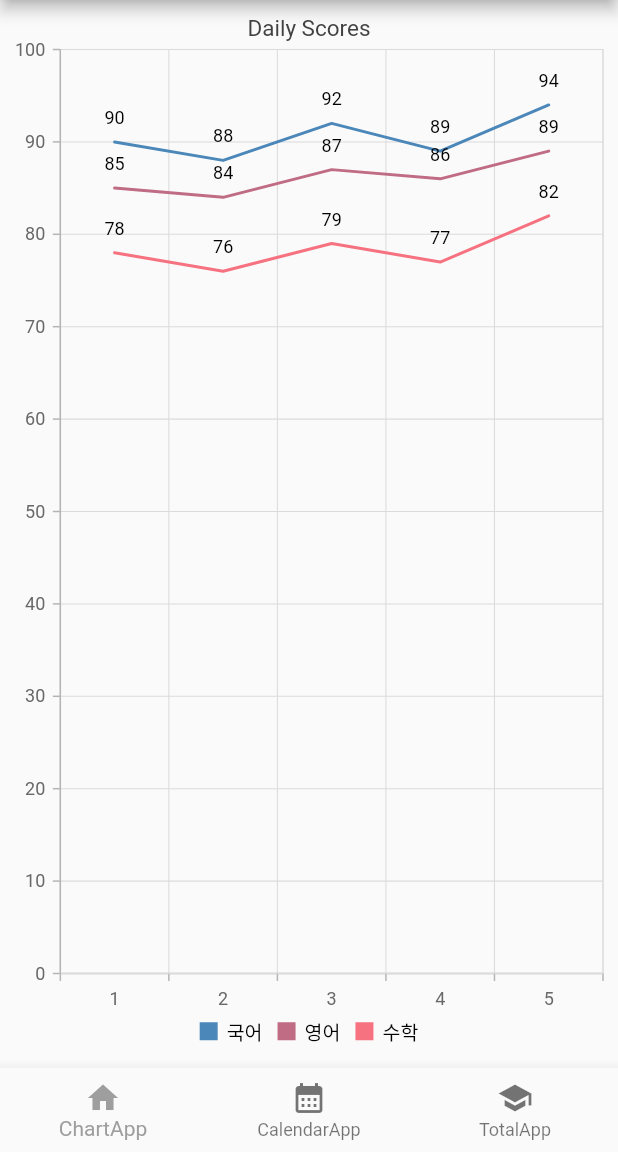
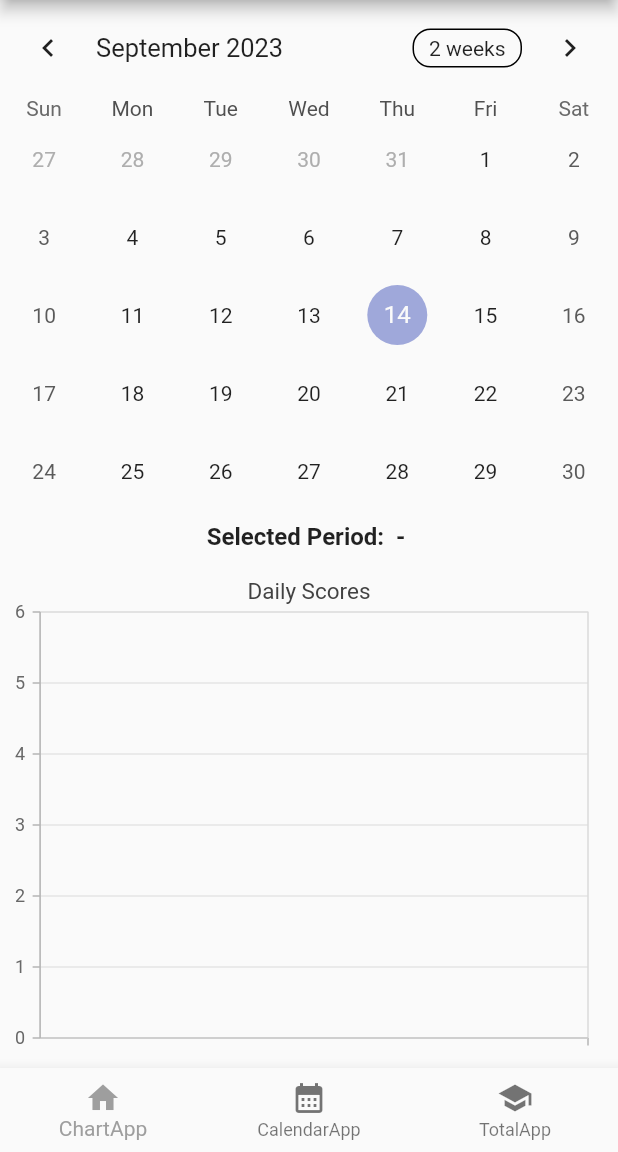
Before and after one commit to Moonseunghun/flutter-practice-TiL, a Flutter app: the screen it shows after launch, on a phone screen of 412 x 824 dp, the part 84-1236 px from its top. Run offline on Flutter 3.47's test engine with Material 2 defaults, Android fonts, the phone set to English and light mode, and no system bars; drawn by our look-alikes of table_calendar; our stand-ins replace flutter_svg, go_router, syncfusion_flutter_calendar, syncfusion_flutter_charts.

Commit message:
Add : 날짜 과목별 점수 그래프 시각화

```diff
--- a/lib/main.dart
+++ b/lib/main.dart
@@ -35,7 +35,7 @@ class MyHomePage extends StatefulWidget {
 class _MyHomePageState extends State<MyHomePage> {
   int _currentIndex = 0;
 
-  final List<Widget> _pages = [ChartApp(), CalendarApp(), CombinedApp()];
+  final List<Widget> _pages = [MyAppHome(), CalendarApp(), CombinedApp()];
 
   @override
   Widget build(BuildContext context) {
--- a/lib/routes/my_routes.dart
+++ b/lib/routes/my_routes.dart
@@ -6,7 +6,7 @@ import 'package:fluttertil/screens/syncfusion_flutter_calendar.dart';
 
 final List<GoRoute> appRoutes = [
   GoRoute(
-    builder: (context, state) => ChartApp(),
+    builder: (context, state) => MyAppHome(),
     name: 'Page 1',
     path: '/lib/screens/syncfusion_flutter_charts.dart',
   ),
--- a/lib/screens/syncfusion_flutter_charts.dart
+++ b/lib/screens/syncfusion_flutter_charts.dart
@@ -1,63 +1,138 @@
 import 'package:flutter/material.dart';
+import 'package:table_calendar/table_calendar.dart';
 import 'package:syncfusion_flutter_charts/charts.dart';
 
 void main() {
-  runApp(const _ChartApp());
+  runApp(const MyApp());
 }
 
-class _ChartApp extends StatelessWidget {
-  const _ChartApp({Key? key}) : super(key: key);
+class MyApp extends StatelessWidget {
+  const MyApp({Key? key}) : super(key: key);
 
   @override
   Widget build(BuildContext context) {
     return MaterialApp(
-      theme: ThemeData(primarySwatch: Colors.grey),
-      home: const ChartApp(),
+      home: const MyAppHome(),
     );
   }
 }
 
-class ChartApp extends StatefulWidget {
-  const ChartApp({Key? key}) : super(key: key);
+class MyAppHome extends StatefulWidget {
+  const MyAppHome({Key? key}) : super(key: key);
 
   @override
-  ChartAppState createState() => ChartAppState();
+  _MyAppHomeState createState() => _MyAppHomeState();
 }
 
-class ChartAppState extends State<ChartApp> {
-  List<_DailyScoreData> data = [
-    _DailyScoreData('1', 90, 85, 78),
-    _DailyScoreData('2', 88, 84, 76),
-    _DailyScoreData('3', 92, 87, 79),
-    _DailyScoreData('4', 89, 86, 77),
-    _DailyScoreData('5', 94, 89, 82),
-  ];
+class _MyAppHomeState extends State<MyAppHome> {
+  DateTime? _selectedStartDate; // Nullable
+  DateTime? _selectedEndDate; // Nullable
+  DateTime _focusedDay = DateTime.now();
+  Map<DateTime, List<Appointment>> _events = {}; // Nullable
+  DateTimeRange? _selectedDateRange; // 추가: 선택한 범위의 날짜
+
+  @override
+  void initState() {
+    super.initState();
+    _initializeEvents();
+  }
+
+  void _initializeEvents() {
+    // Initialize your events data here
+    _events = {
+      DateTime(2023, 9, 1): [
+        Appointment(
+          'Event A',
+          DateTime(2023, 9, 1, 9, 20),
+          DateTime(2023, 9, 1, 10, 30),
+          85, // 국어 점수
+          90, // 영어 점수
+          78, // 수학 점수
+        ),
+        Appointment(
+          'Event B',
+          DateTime(2023, 9, 1, 11, 20),
+          DateTime(2023, 9, 1, 12, 30),
+          88, // 국어 점수
+          84, // 영어 점수
+          76, // 수학 점수
+        ),
+      ],
+      DateTime(2023, 9, 2): [
+        Appointment(
+          'Event C',
+          DateTime(2023, 9, 2, 14, 40),
+          DateTime(2023, 9, 2, 15, 60),
+          90, // 국어 점수
+          92, // 영어 점수
+          80, // 수학 점수
+        ),
+      ],
+      // Add more events here
+    };
+  }
 
   @override
   Widget build(BuildContext context) {
     return Scaffold(
-      body: SfCartesianChart(
+      body: Column(
+        children: [
+          TableCalendar(
+            firstDay: DateTime(2023, 1, 1),
+            lastDay: DateTime(2023, 12, 31),
+            focusedDay: _focusedDay,
+            calendarFormat: CalendarFormat.month,
+            eventLoader: (date) => _events[date] ?? [], // Null check here
+            onRangeSelected: (start, end, focusedDay) {
+              setState(() {
+                _selectedStartDate = start;
+                _selectedEndDate = end;
+                _focusedDay = focusedDay;
+                _selectedDateRange = DateTimeRange(start: start!, end: end!);
+              });
+            },
+          ),
+          Padding(
+            padding: const EdgeInsets.all(8.0),
+            child: Text(
+              'Selected Period: ${_selectedStartDate?.toLocal() ?? ''} - ${_selectedEndDate?.toLocal() ?? ''}',
+              style: TextStyle(fontSize: 16, fontWeight: FontWeight.bold),
+            ),
+          ),
+          Expanded(
+            child: SfCartesianChart(
               primaryXAxis: CategoryAxis(),
               title: ChartTitle(text: 'Daily Scores'),
               legend: const Legend(isVisible: true),
               tooltipBehavior: TooltipBehavior(enable: true),
               series: <ChartSeries<_DailyScoreData, String>>[
+                if (_selectedStartDate != null && _selectedEndDate != null)
                   LineSeries<_DailyScoreData, String>(
-            dataSource: data,
-            xValueMapper: (_DailyScoreData score, _) => score.day,
-            yValueMapper: (_DailyScoreData score, _) => score.koreanScore,
+                    dataSource: getChartDataForDateRange(
+                        _selectedStartDate, _selectedEndDate),
+                    xValueMapper: (_DailyScoreData score, _) {
+                      return score.day;
+                    },
+                    yValueMapper: (_DailyScoreData score, _) {
+                      return score.koreanScore;
+                    },
                     name: '국어',
                     dataLabelSettings: const DataLabelSettings(isVisible: true),
                   ),
+                if (_selectedStartDate != null && _selectedEndDate != null)
                   LineSeries<_DailyScoreData, String>(
-            dataSource: data,
+                    dataSource: getChartDataForDateRange(
+                        _selectedStartDate, _selectedEndDate),
                     xValueMapper: (_DailyScoreData score, _) => score.day,
-            yValueMapper: (_DailyScoreData score, _) => score.englishScore,
+                    yValueMapper: (_DailyScoreData score, _) =>
+                        score.englishScore,
                     name: '영어',
                     dataLabelSettings: const DataLabelSettings(isVisible: true),
                   ),
+                if (_selectedStartDate != null && _selectedEndDate != null)
                   LineSeries<_DailyScoreData, String>(
-            dataSource: data,
+                    dataSource: getChartDataForDateRange(
+                        _selectedStartDate, _selectedEndDate),
                     xValueMapper: (_DailyScoreData score, _) => score.day,
                     yValueMapper: (_DailyScoreData score, _) => score.mathScore,
                     name: '수학',
@@ -65,16 +140,90 @@ class ChartAppState extends State<ChartApp> {
                   ),
               ],
             ),
+          ),
+        ],
+      ),
     );
+  }
+
+  // Day cell widget with background color
+  Widget _buildDayCell(DateTime date, bool isSelected) {
+    final dateString =
+        '${date.year}-${date.month.toString().padLeft(2, '0')}-${date.day.toString().padLeft(2, '0')}';
+    return Container(
+      color: isSelected ? Colors.blue : null, // 배경색 적용
+      child: Center(
+        child: Text(
+          date.day.toString(),
+          style: TextStyle(
+            fontWeight: FontWeight.bold,
+            color: isSelected ? Colors.white : null, // 선택된 경우 텍스트 색상 변경
+          ),
+        ),
+      ),
+    );
+  }
+
+  List<_DailyScoreData> getChartDataForDateRange(
+      DateTime? startDate, DateTime? endDate) {
+    final List<_DailyScoreData> filteredData = [];
+
+    if (startDate == null || endDate == null) {
+      return filteredData;
+    }
+
+    for (DateTime date = startDate;
+        date.isBefore(endDate.add(Duration(days: 1)));
+        date = date.add(Duration(days: 1))) {
+      final dateString =
+          '${date.year}-${date.month.toString().padLeft(2, '0')}-${date.day.toString().padLeft(2, '0')}';
+      final events = _events[date] ?? [];
+      final koreanScore = events.isEmpty
+          ? 0
+          : events
+              .map((event) => event.koreanScore.toInt())
+              .reduce((a, b) => a + b);
+      final englishScore = events.isEmpty
+          ? 0
+          : events
+              .map((event) => event.englishScore.toInt())
+              .reduce((a, b) => a + b);
+      final mathScore = events.isEmpty
+          ? 0
+          : events
+              .map((event) => event.mathScore.toInt())
+              .reduce((a, b) => a + b);
+
+      filteredData.add(
+          _DailyScoreData(dateString, koreanScore, englishScore, mathScore));
+    }
+
+    return filteredData;
   }
 }
 
 class _DailyScoreData {
   _DailyScoreData(
-      this.day, this.koreanScore, this.englishScore, this.mathScore);
+    this.day,
+    this.koreanScore,
+    this.englishScore,
+    this.mathScore,
+  );
 
   final String day;
+  final int koreanScore;
+  final int englishScore;
+  final int mathScore;
+}
+
+class Appointment {
+  final String eventName;
+  final DateTime startTime;
+  final DateTime endTime;
   final double koreanScore;
   final double englishScore;
   final double mathScore;
+
+  Appointment(this.eventName, this.startTime, this.endTime, this.koreanScore,
+      this.englishScore, this.mathScore);
 }
--- a/pubspec.yaml
+++ b/pubspec.yaml
@@ -41,6 +41,7 @@ dependencies:
   syncfusion_flutter_charts: ^22.2.12
   go_router: ^10.1.2
   syncfusion_flutter_calendar: ^22.2.12
+  table_calendar: ^3.0.9
 
 dev_dependencies:
   flutter_test:
```
Also changed, not shown: pubspec.lock. Lines whose indentation alone changed are shown as unchanged.
